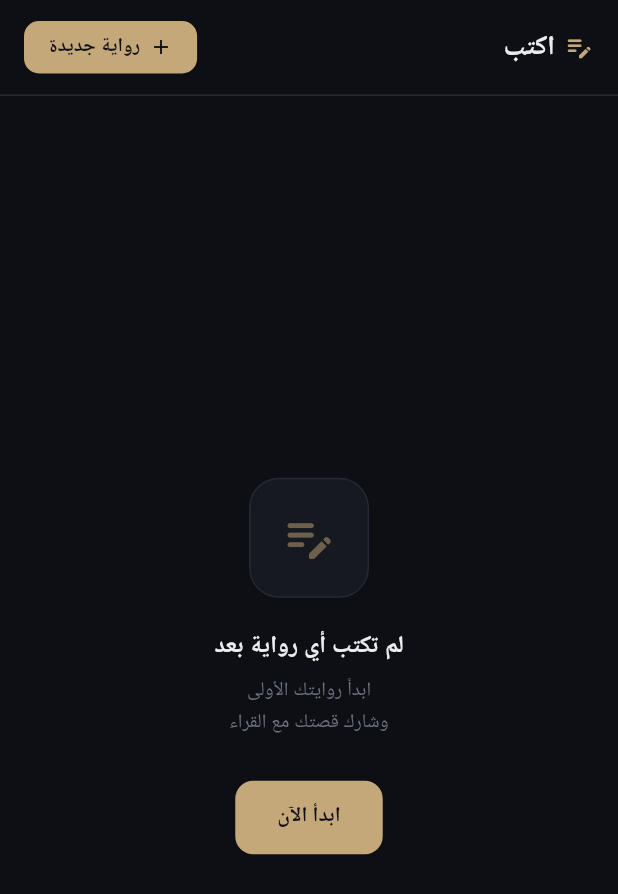
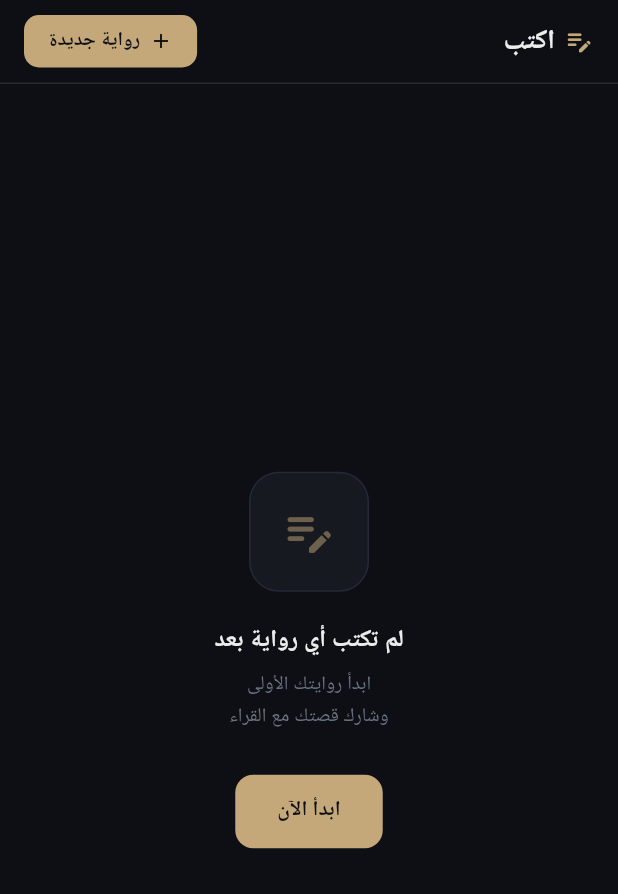
Before and after one commit to godisgreat621-sys/rawi-app, a Flutter app: the WriterScreen screen opened directly, on a phone screen of 412 x 824 dp. Shown: the top 894 px of the screen. Run offline on Flutter 3.47's test engine with Material 3 defaults, Android fonts, the phone set to English and light mode, and no system bars; our stand-ins replace cached_network_image, cloud_firestore, connectivity_plus, firebase_auth, firebase_core, font_awesome_flutter and 6 more; missing offline and left inert: dart:html; accounts and stored records are empty; Roboto replaces fonts that are missing (Cairo); statements that could not run were skipped.

Commit message:
fix: match writer screen header height to kToolbarHeight (56px)
Co-Authored-By: Claude Sonnet 4.6 <noreply@anthropic.com>

```diff
--- a/lib/views/writer/writer_screen.dart
+++ b/lib/views/writer/writer_screen.dart
@@ -42,7 +42,8 @@ class _WriterScreenState extends State<WriterScreen> {
           children: [
             // ── Header ────────────────────────────────────────────────────
             Container(
-              padding: const EdgeInsets.fromLTRB(16, 14, 16, 14),
+              height: kToolbarHeight,
+              padding: const EdgeInsets.symmetric(horizontal: 16),
               decoration: BoxDecoration(
                 color: _bg,
                 border: Border(bottom: BorderSide(color: _border)),
```
